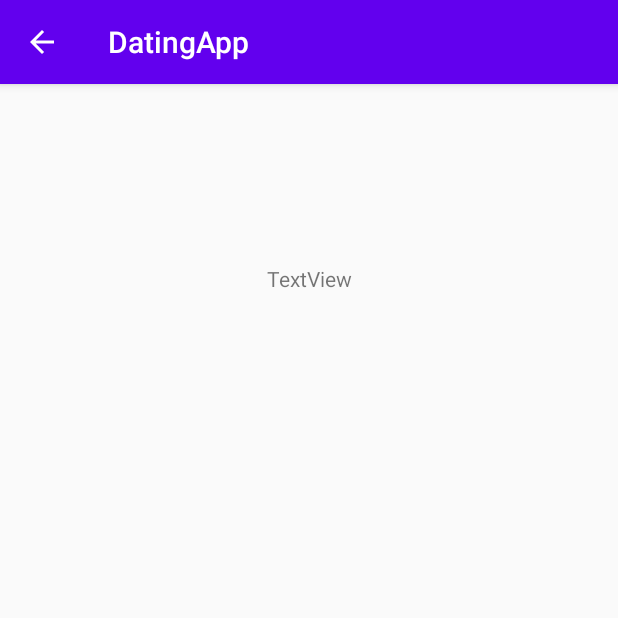
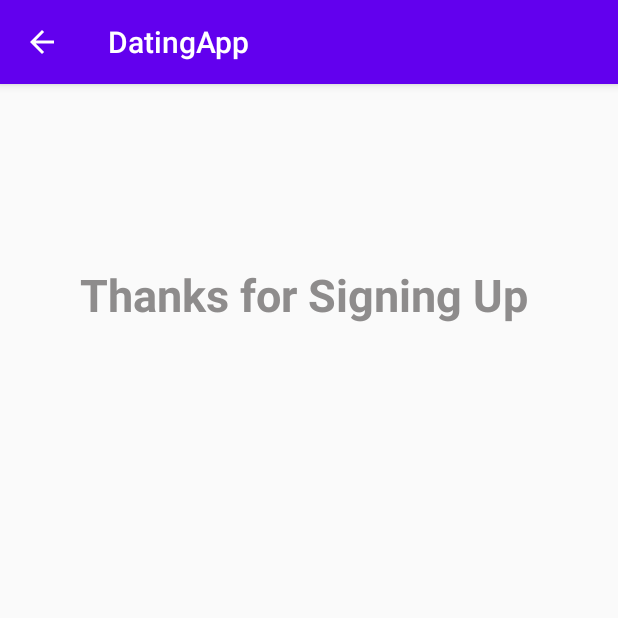
Before and after one commit to lbrown51/Dating-App-Mobile, an Android app: the screen it shows after launch (ProfileActivity), after a tap on "SUBMIT", on a phone screen of 412 x 824 dp, the top half of it. Run offline under Robolectric (Android 15) with nearby library versions, the phone set to English and light mode, and no system bars.

Commit message:
Profile activity displays correct message now. Maybe button click is fixed.

```diff
--- a/app/src/main/java/com/ad340/datingapp/ProfileActivity.kt
+++ b/app/src/main/java/com/ad340/datingapp/ProfileActivity.kt
@@ -1,12 +1,33 @@
 package com.ad340.datingapp
 
+import android.content.Intent
 import androidx.appcompat.app.AppCompatActivity
 import android.os.Bundle
+import android.util.Log
+import android.widget.TextView
+import org.w3c.dom.Text
 
 class ProfileActivity : AppCompatActivity() {
+
+    private val TAG = MainActivity::class.java.simpleName
 
     override fun onCreate(savedInstanceState: Bundle?) {
         super.onCreate(savedInstanceState)
         setContentView(R.layout.activity_profile)
+        val thanksText = findViewById<TextView>(R.id.signup_thanks_text)
+
+        val msgText = "Thanks for Signing Up "
+        val msg = StringBuilder(msgText)
+        val b = intent.extras
+
+        if (b != null) {
+            if (b.containsKey(Constants.KEY_USERNAME)) {
+                val username = b.getString(Constants.KEY_USERNAME)
+                msg.append(username)
+                Log.i(TAG, "Username: $username")
+            }
+        }
+
+        thanksText.setText(msg)
     }
 }
--- a/app/src/main/res/layout/activity_profile.xml
+++ b/app/src/main/res/layout/activity_profile.xml
@@ -6,13 +6,14 @@
     android:layout_height="match_parent"
     tools:context=".ProfileActivity">
 
-
     <TextView
-        android:id="@+id/textView"
+        android:id="@+id/signup_thanks_text"
         android:layout_width="wrap_content"
         android:layout_height="wrap_content"
-        android:layout_marginTop="120dp"
-        android:text="TextView"
+        android:layout_marginTop="@dimen/signup_text_margin_top"
+        android:textColor="@color/grey"
+        android:textSize="@dimen/thanks_text_size"
+        android:textStyle="bold"
         app:layout_constraintEnd_toEndOf="parent"
         app:layout_constraintStart_toStartOf="parent"
         app:layout_constraintTop_toTopOf="parent" />
--- a/app/src/main/res/values/colors.xml
+++ b/app/src/main/res/values/colors.xml
@@ -3,4 +3,5 @@
     <color name="colorPrimary">#6200EE</color>
     <color name="colorPrimaryDark">#3700B3</color>
     <color name="colorAccent">#03DAC5</color>
+    <color name="grey">#8e8c8c</color>
 </resources>
--- a/app/src/main/res/values/dimens.xml
+++ b/app/src/main/res/values/dimens.xml
@@ -1,4 +1,6 @@
 <?xml version="1.0" encoding="utf-8"?>
 <resources>
     <dimen name="item_spacing">16dp</dimen>
+    <dimen name="signup_text_margin_top">120dp</dimen>
+    <dimen name="thanks_text_size">30sp</dimen>
 </resources>
```
Also changed, not shown: app/src/main/res/layout/activity_main.xml (+9 -7 lines), 2 other files.
